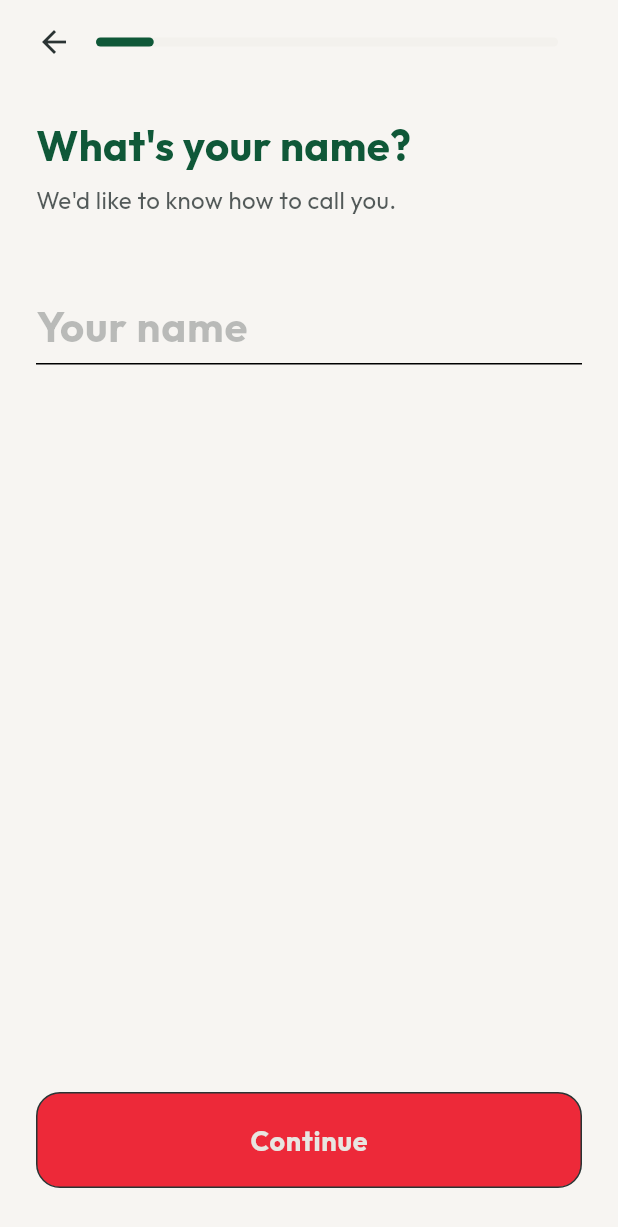
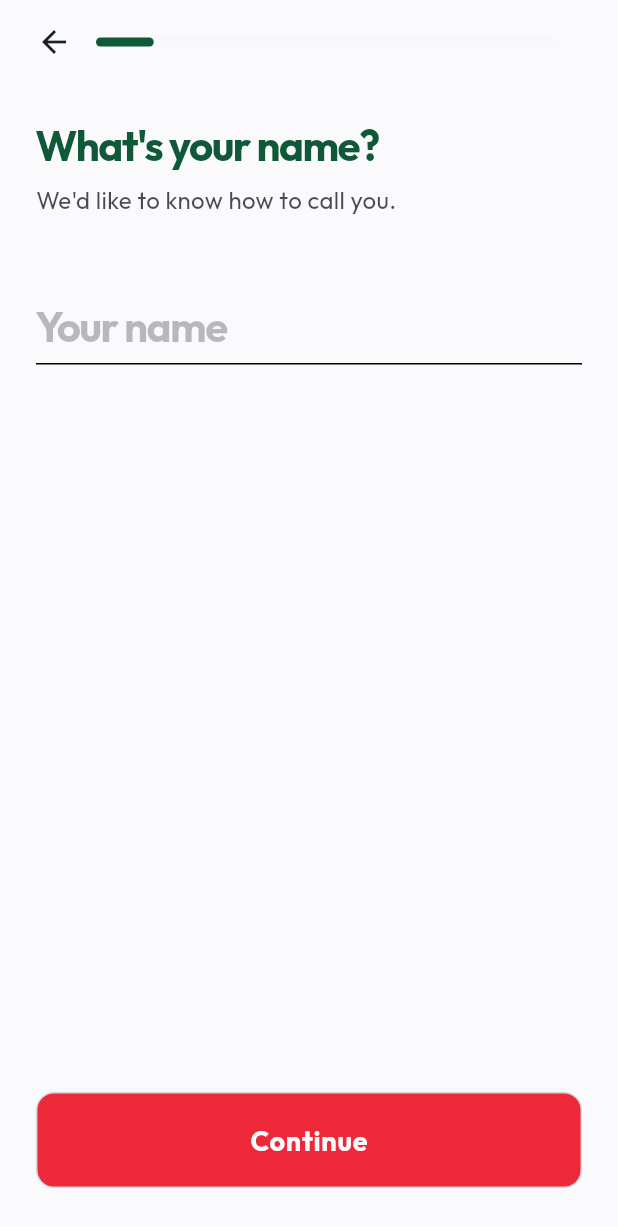
Before and after one commit to Nikityyy/kalorat, a Flutter app: the screen it shows after launch, after a tap on "DE", after a tap on "EN", after a tap on "Get Started", on a phone screen of 412 x 824 dp. Shown: the top 1227 px of the screen. Run offline on Flutter 3.47's test engine with Material 3 defaults, Android fonts, the light colour scheme and no system bars; our stand-ins replace camera, connectivity_plus, file_picker, fl_chart, flutter_local_notifications, google_fonts and 5 more; accounts and stored records are empty.

Commit message:
improve brand identity

```diff
--- a/lib/l10n/app_localizations.dart
+++ b/lib/l10n/app_localizations.dart
@@ -239,7 +239,7 @@ abstract class AppLocalizations {
   /// No description provided for @home.
   ///
   /// In de, this message translates to:
-  /// **'Home'**
+  /// **'Start'**
   String get home;
 
   /// No description provided for @me.
--- a/lib/screens/settings_screen.dart
+++ b/lib/screens/settings_screen.dart
@@ -5,6 +5,7 @@ import '../extensions/l10n_extension.dart';
 import '../models/models.dart';
 import '../providers/app_provider.dart';
 import '../theme/app_colors.dart';
+import '../theme/app_theme.dart';
 import '../widgets/common/app_card.dart';
 import '../widgets/common/primary_button.dart';
 
@@ -276,7 +277,7 @@ class _SettingsScreenState extends State<SettingsScreen> {
             padding: const EdgeInsets.symmetric(horizontal: 12, vertical: 6),
             decoration: BoxDecoration(
               color: AppColors.primary.withValues(alpha: 0.1),
-              borderRadius: BorderRadius.circular(16),
+              borderRadius: BorderRadius.circular(AppTheme.borderRadius),
             ),
             child: Text(
               l10n.ageYears(age),
--- a/lib/theme/app_colors.dart
+++ b/lib/theme/app_colors.dart
@@ -1,22 +1,32 @@
 import 'package:flutter/material.dart';
 
 class AppColors {
-  // The Summit Kit (Primary Palette)
-  static const Color styrianForest = Color(0xFF0F5838); // Deep Green
-  static const Color limestone = Color(0xFFF7F5F2); // Warm Off-White
-  static const Color pebble = Color(0xFFE8E6E1); // Light Surface
-  static const Color slate = Color(0xFF2A3333); // Dark Surface
-  static const Color kaiserRed = Color(0xFFED2939); // Action/Alert
+  // The Glacial Kit (Brand Identity 2.0)
+  static const Color styrianForest = Color(0xFF0F5838); // Primary - Deep Green
+  static const Color glacialWhite = Color(
+    0xFFFAFAFC,
+  ); // Canvas - Cool Off-White
+  static const Color steel = Color(0xFFF0F2F5); // Surface Light
+  static const Color frost = Color(0xFF1A1F1F); // Surface Dark
+  static const Color kaiserRed = Color(0xFFED2939); // Action/Alert - Signal Red
   static const Color glacierMint = Color(0xFF3ED685); // Success
   static const Color amber = Color(0xFFFFBF00); // Warning/Alert
+  static const Color borderGrey = Color(0xFFD1D5DB); // Topographic Border
 
   // Functional Assignments
   static const Color primary = styrianForest;
-  static const Color background = limestone;
-  static const Color surface = pebble;
+  static const Color background = glacialWhite;
+  static const Color surface = steel;
+  static const Color surfaceDark = frost;
   static const Color error = kaiserRed;
   static const Color success = glacierMint;
   static const Color warning = amber;
+  static const Color border = borderGrey;
 
   static const Color transparent = Colors.transparent;
+
+  // Legacy aliases (for gradual migration)
+  static const Color limestone = glacialWhite;
+  static const Color pebble = steel;
+  static const Color slate = frost;
 }
--- a/lib/theme/app_theme.dart
+++ b/lib/theme/app_theme.dart
@@ -4,33 +4,36 @@ import 'app_colors.dart';
 import 'app_typography.dart';
 
 class AppTheme {
-  static const double _borderRadius = 16.0;
+  static const double borderRadius = 12.0;
   static const double _borderWidth = 1.0;
 
   static ThemeData get lightTheme {
     return ThemeData(
       useMaterial3: true,
       brightness: Brightness.light,
-      scaffoldBackgroundColor: AppColors.limestone,
+      scaffoldBackgroundColor: AppColors.glacialWhite,
       primaryColor: AppColors.styrianForest,
       colorScheme: ColorScheme.light(
         primary: AppColors.styrianForest,
         secondary: AppColors.glacierMint,
-        surface: AppColors.pebble,
+        surface: AppColors.steel,
         error: AppColors.kaiserRed,
-        onPrimary: AppColors.pebble,
-        onSurface: AppColors.slate,
+        onPrimary: AppColors.glacialWhite,
+        onSurface: AppColors.frost,
       ),
       cardTheme: CardThemeData(
-        color: AppColors.pebble,
-        elevation: 0, // No soft shadows
+        color: AppColors.steel,
+        elevation: 0,
         shape: RoundedRectangleBorder(
-          borderRadius: BorderRadius.circular(_borderRadius),
-          side: const BorderSide(color: AppColors.slate, width: _borderWidth),
+          borderRadius: BorderRadius.circular(borderRadius),
+          side: const BorderSide(
+            color: AppColors.borderGrey,
+            width: _borderWidth,
+          ),
         ),
       ),
       appBarTheme: AppBarTheme(
-        backgroundColor: AppColors.limestone,
+        backgroundColor: AppColors.glacialWhite,
         elevation: 0,
         centerTitle: true,
         titleTextStyle: AppTypography.titleLarge,
@@ -47,11 +50,14 @@ class AppTheme {
       elevatedButtonTheme: ElevatedButtonThemeData(
         style: ElevatedButton.styleFrom(
           backgroundColor: AppColors.styrianForest,
-          foregroundColor: AppColors.pebble,
+          foregroundColor: AppColors.glacialWhite,
           elevation: 0,
           shape: RoundedRectangleBorder(
-            borderRadius: BorderRadius.circular(_borderRadius),
-            side: const BorderSide(color: AppColors.slate, width: _borderWidth),
+            borderRadius: BorderRadius.circular(borderRadius),
+            side: const BorderSide(
+              color: AppColors.borderGrey,
+              width: _borderWidth,
+            ),
           ),
           padding: const EdgeInsets.symmetric(vertical: 16, horizontal: 24),
         ),
@@ -63,41 +69,52 @@ class AppTheme {
     return ThemeData(
       useMaterial3: true,
       brightness: Brightness.dark,
-      scaffoldBackgroundColor: AppColors.slate,
+      scaffoldBackgroundColor: AppColors.frost,
       primaryColor: AppColors.styrianForest,
       colorScheme: ColorScheme.dark(
         primary: AppColors.styrianForest,
         secondary: AppColors.glacierMint,
-        surface: const Color(0xFF1C2222),
+        surface: const Color(0xFF252A2A),
         error: AppColors.kaiserRed,
-        onPrimary: AppColors.pebble,
-        onSurface: AppColors.pebble,
+        onPrimary: AppColors.glacialWhite,
+        onSurface: AppColors.glacialWhite,
       ),
       cardTheme: CardThemeData(
-        color: const Color(0xFF1C2222),
+        color: const Color(0xFF252A2A),
         elevation: 0,
         shape: RoundedRectangleBorder(
-          borderRadius: BorderRadius.circular(_borderRadius),
-          side: const BorderSide(color: AppColors.slate, width: _borderWidth),
+          borderRadius: BorderRadius.circular(borderRadius),
+          side: BorderSide(
+            color: AppColors.borderGrey.withValues(alpha: 0.3),
+            width: _borderWidth,
+          ),
         ),
       ),
       appBarTheme: const AppBarTheme(
         backgroundColor: Colors.transparent,
         elevation: 0,
         centerTitle: true,
-        foregroundColor: AppColors.pebble,
+        foregroundColor: AppColors.glacialWhite,
       ),
       textTheme: TextTheme(
         displayLarge: AppTypography.displayLarge.copyWith(
-          color: AppColors.pebble,
+          color: AppColors.glacialWhite,
         ),
         displayMedium: AppTypography.displayMedium.copyWith(
-          color: AppColors.pebble,
+          color: AppColors.glacialWhite,
         ),
-        titleLarge: AppTypography.titleLarge.copyWith(color: AppColors.pebble),
-        bodyLarge: AppTypography.bodyLarge.copyWith(color: AppColors.slate),
-        bodyMedium: AppTypography.bodyMedium.copyWith(color: AppColors.slate),
-        labelLarge: AppTypography.labelLarge.copyWith(color: AppColors.pebble),
+        titleLarge: AppTypography.titleLarge.copyWith(
+          color: AppColors.glacialWhite,
+        ),
+        bodyLarge: AppTypography.bodyLarge.copyWith(
+          color: AppColors.glacialWhite,
+        ),
+        bodyMedium: AppTypography.bodyMedium.copyWith(
+          color: AppColors.glacialWhite,
+        ),
+        labelLarge: AppTypography.labelLarge.copyWith(
+          color: AppColors.glacialWhite,
+        ),
       ),
     );
   }
@@ -105,8 +122,8 @@ class AppTheme {
   static CupertinoThemeData get iosTheme {
     return CupertinoThemeData(
       primaryColor: AppColors.styrianForest,
-      scaffoldBackgroundColor: AppColors.limestone,
-      barBackgroundColor: AppColors.limestone.withValues(alpha: 0.8),
+      scaffoldBackgroundColor: AppColors.glacialWhite,
+      barBackgroundColor: AppColors.glacialWhite.withValues(alpha: 0.8),
       textTheme: CupertinoTextThemeData(
         primaryColor: AppColors.styrianForest,
         textStyle: AppTypography.bodyMedium,
--- a/lib/theme/app_typography.dart
+++ b/lib/theme/app_typography.dart
@@ -3,11 +3,13 @@ import 'package:google_fonts/google_fonts.dart';
 import 'app_colors.dart';
 
 class AppTypography {
+  // Primary Font: Outfit with tight tracking for headlines
   static TextStyle get displayLarge => GoogleFonts.outfit(
     fontSize: 36,
-    fontWeight: FontWeight.w800, // Bold and tight
+    fontWeight: FontWeight.w800,
     color: AppColors.styrianForest,
     height: 1.1,
+    letterSpacing: -1.0, // Tight, engineered headline
   );
 
   static TextStyle get displayMedium => GoogleFonts.outfit(
@@ -15,34 +17,36 @@ class AppTypography {
     fontWeight: FontWeight.w700,
     color: AppColors.styrianForest,
     height: 1.2,
+    letterSpacing: -1.0, // Tight, engineered headline
   );
 
   static TextStyle get titleLarge => GoogleFonts.outfit(
     fontSize: 22,
     fontWeight: FontWeight.w600,
     color: AppColors.styrianForest,
+    letterSpacing: -0.5,
   );
 
   static TextStyle get bodyLarge => GoogleFonts.outfit(
     fontSize: 18,
     fontWeight: FontWeight.w400,
-    color: AppColors.slate,
+    color: AppColors.frost,
   );
 
   static TextStyle get bodyMedium => GoogleFonts.outfit(
     fontSize: 16,
     fontWeight: FontWeight.w400,
-    color: AppColors.slate.withValues(alpha: 0.8),
+    color: AppColors.frost.withValues(alpha: 0.8),
   );
 
   static TextStyle get labelLarge => GoogleFonts.outfit(
     fontSize: 16,
     fontWeight: FontWeight.w600,
-    color: AppColors.pebble,
+    color: AppColors.glacialWhite,
     letterSpacing: 0.5,
   );
 
-  // Data Font: Monospace for Calories and Macros
+  // Data Font: JetBrains Mono for numerical precision
   static TextStyle get heroNumber => GoogleFonts.jetBrainsMono(
     fontSize: 48,
     fontWeight: FontWeight.bold,
--- a/lib/widgets/inputs/action_button.dart
+++ b/lib/widgets/inputs/action_button.dart
@@ -1,6 +1,7 @@
 import 'package:flutter/material.dart';
 import 'package:flutter/services.dart';
 import '../../theme/app_colors.dart';
+import '../../theme/app_theme.dart';
 import '../../theme/app_typography.dart';
 
 class ActionButton extends StatelessWidget {
@@ -22,26 +23,26 @@ class ActionButton extends StatelessWidget {
       height: 64,
       decoration: BoxDecoration(
         color: AppColors.kaiserRed, // Signal Red for primary action
-        borderRadius: BorderRadius.circular(16),
-        border: Border.all(color: AppColors.slate, width: 1),
+        borderRadius: BorderRadius.circular(AppTheme.borderRadius),
+        border: Border.all(color: AppColors.borderGrey, width: 1),
       ),
       child: Material(
         color: Colors.transparent,
         child: InkWell(
           onTap: () {
             if (!isLoading) {
-              HapticFeedback.lightImpact(); // Rugged "click"
+              HapticFeedback.heavyImpact(); // Mechanical click
               onPressed?.call();
             }
           },
-          borderRadius: BorderRadius.circular(16),
+          borderRadius: BorderRadius.circular(AppTheme.borderRadius),
           child: Center(
             child: isLoading
                 ? const SizedBox(
                     width: 24,
                     height: 24,
                     child: CircularProgressIndicator(
-                      color: AppColors.pebble,
+                      color: AppColors.glacialWhite,
                       strokeWidth: 2,
                     ),
                   )
@@ -50,7 +51,7 @@ class ActionButton extends StatelessWidget {
                     style: AppTypography.labelLarge.copyWith(
                       fontSize: 18,
                       fontWeight: FontWeight.bold,
-                      color: AppColors.pebble,
+                      color: AppColors.glacialWhite,
                     ),
                   ),
           ),
--- a/lib/widgets/inputs/bespoke_selection_card.dart
+++ b/lib/widgets/inputs/bespoke_selection_card.dart
@@ -1,5 +1,7 @@
 import 'package:flutter/material.dart';
+import 'package:flutter/services.dart';
 import '../../theme/app_colors.dart';
+import '../../theme/app_theme.dart';
 import '../../theme/app_typography.dart';
 
 class BespokeSelectionCard extends StatelessWidget {
@@ -21,29 +23,23 @@ class BespokeSelectionCard extends StatelessWidget {
   @override
   Widget build(BuildContext context) {
     return GestureDetector(
-      onTap: onTap,
+      onTap: () {
+        HapticFeedback.heavyImpact(); // Mechanical click feel
+        onTap();
+      },
       child: AnimatedContainer(
         duration: const Duration(milliseconds: 200),
         padding: const EdgeInsets.all(24),
         decoration: BoxDecoration(
           color: isSelected
-              ? AppColors.styrianForest.withValues(alpha: 0.1)
-              : AppColors.pebble,
-          borderRadius: BorderRadius.circular(16),
+              ? AppColors.styrianForest.withValues(alpha: 0.08)
+              : AppColors.steel,
+          borderRadius: BorderRadius.circular(AppTheme.borderRadius),
           border: Border.all(
-            color: isSelected
-                ? AppColors.styrianForest
-                : AppColors.pebble.withValues(alpha: 0.5),
+            color: isSelected ? AppColors.styrianForest : AppColors.borderGrey,
             width: isSelected ? 1.5 : 1.0,
           ),
-          boxShadow: [
-            if (isSelected)
-              BoxShadow(
-                color: AppColors.styrianForest.withValues(alpha: 0.1),
-                blurRadius: 12,
-                offset: const Offset(0, 4),
-              ),
-          ],
+          // No boxShadow - flat design mandate
         ),
         child: Row(
           children: [
@@ -57,7 +53,7 @@ class BespokeSelectionCard extends StatelessWidget {
                     style: AppTypography.titleLarge.copyWith(
                       color: isSelected
                           ? AppColors.styrianForest
-                          : AppColors.slate,
+                          : AppColors.frost,
                       fontWeight: FontWeight.bold,
                     ),
                   ),
@@ -66,7 +62,7 @@ class BespokeSelectionCard extends StatelessWidget {
                     Text(
                       subtitle!,
                       style: AppTypography.bodyMedium.copyWith(
-                        color: AppColors.slate.withValues(alpha: 0.6),
+                        color: AppColors.frost.withValues(alpha: 0.6),
                       ),
                     ),
                   ],
@@ -84,12 +80,16 @@ class BespokeSelectionCard extends StatelessWidget {
                 border: Border.all(
                   color: isSelected
                       ? AppColors.styrianForest
-                      : AppColors.pebble,
+                      : AppColors.borderGrey,
                   width: 2,
                 ),
               ),
               child: isSelected
-                  ? const Icon(Icons.check, size: 16, color: AppColors.pebble)
+                  ? const Icon(
+                      Icons.check,
+                      size: 16,
+                      color: AppColors.glacialWhite,
+                    )
                   : null,
             ),
           ],
--- a/lib/widgets/inputs/bespoke_wheel.dart
+++ b/lib/widgets/inputs/bespoke_wheel.dart
@@ -1,6 +1,7 @@
 import 'package:flutter/material.dart';
 import 'package:flutter/services.dart';
 import '../../theme/app_colors.dart';
+import '../../theme/app_theme.dart';
 import '../../theme/app_typography.dart';
 
 class BespokeWheelPicker extends StatefulWidget {
@@ -37,58 +38,47 @@ class _BespokeWheelPickerState extends State<BespokeWheelPicker> {
   @override
   Widget build(BuildContext context) {
     return SizedBox(
-      height: 280, // Slightly taller
+      height: 280,
       child: Stack(
         alignment: Alignment.center,
         children: [
           // Selection Highlight
           Container(
-            height: 70, // Matches itemExtent
+            height: 70,
             width: double.infinity,
             decoration: BoxDecoration(
-              color: AppColors.styrianForest.withValues(alpha: 0.1),
-              borderRadius: BorderRadius.circular(16),
-              border: Border.all(
-                color: AppColors.styrianForest.withValues(alpha: 0.2),
-                width: 1,
-              ),
+              color: AppColors.styrianForest.withValues(alpha: 0.08),
+              borderRadius: BorderRadius.circular(AppTheme.borderRadius),
+              border: Border.all(color: AppColors.borderGrey, width: 1),
             ),
           ),
           NotificationListener<ScrollNotification>(
             onNotification: (notification) {
-              if (notification is ScrollUpdateNotification) {
-                // HapticFeedback.selectionClick();
-              }
               return false;
             },
             child: ListWheelScrollView.useDelegate(
               controller: _controller,
-              itemExtent: 70, // Increased from 60
-              perspective: 0.003, // Flatter
-              diameterRatio: 1.8, // Better curve
+              itemExtent: 70,
+              perspective: 0.003,
+              diameterRatio: 1.8,
               useMagnifier: true,
-              magnification:
-                  1.3, // Slightly less aggressive zoom to stay within itemExtent
-              overAndUnderCenterOpacity: 0.2, // More focus on center
+              magnification: 1.3,
+              overAndUnderCenterOpacity: 0.2,
               physics: const FixedExtentScrollPhysics(),
               onSelectedItemChanged: (index) {
-                HapticFeedback.lightImpact();
+                HapticFeedback.heavyImpact(); // Mechanical click feel
                 widget.onValueChanged(index);
               },
               childDelegate: ListWheelChildBuilderDelegate(
                 childCount: widget.options.length,
                 builder: (context, index) {
-                  // We can't know the exact selected index in builder easily without tracking scroll position continuously,
-                  // but ListWheelScrollView handles opacity/size with 'magnification'. The user said "seeing what age is selected is quite hard".
-                  // I will increase magnification and opacity contrast.
-
                   return Center(
                     child: Text(
                       widget.options[index],
                       style: AppTypography.displayMedium.copyWith(
-                        color: AppColors.slate,
-                        fontWeight: FontWeight.w900, // Bolder
-                        fontSize: 32, // Larger base size
+                        color: AppColors.frost,
+                        fontWeight: FontWeight.w900,
+                        fontSize: 32,
                       ),
                     ),
                   );
```
Also changed, not shown: lib/screens/history_screen.dart (+5 -2 lines), lib/screens/home_screen.dart (+56 -27 lines), lib/screens/me_screen.dart (+7 -12 lines), lib/widgets/bmi_indicator.dart (+7 -6 lines), lib/widgets/common/app_card.dart (+6 -6 lines), lib/widgets/common/onboarding_image_widget.dart (+8 -14 lines), lib/widgets/common/primary_button.dart (+11 -10 lines), lib/widgets/meal_card.dart (+18 -17 lines), lib/widgets/offline_banner.dart (+8 -11 lines), 2 other files.
